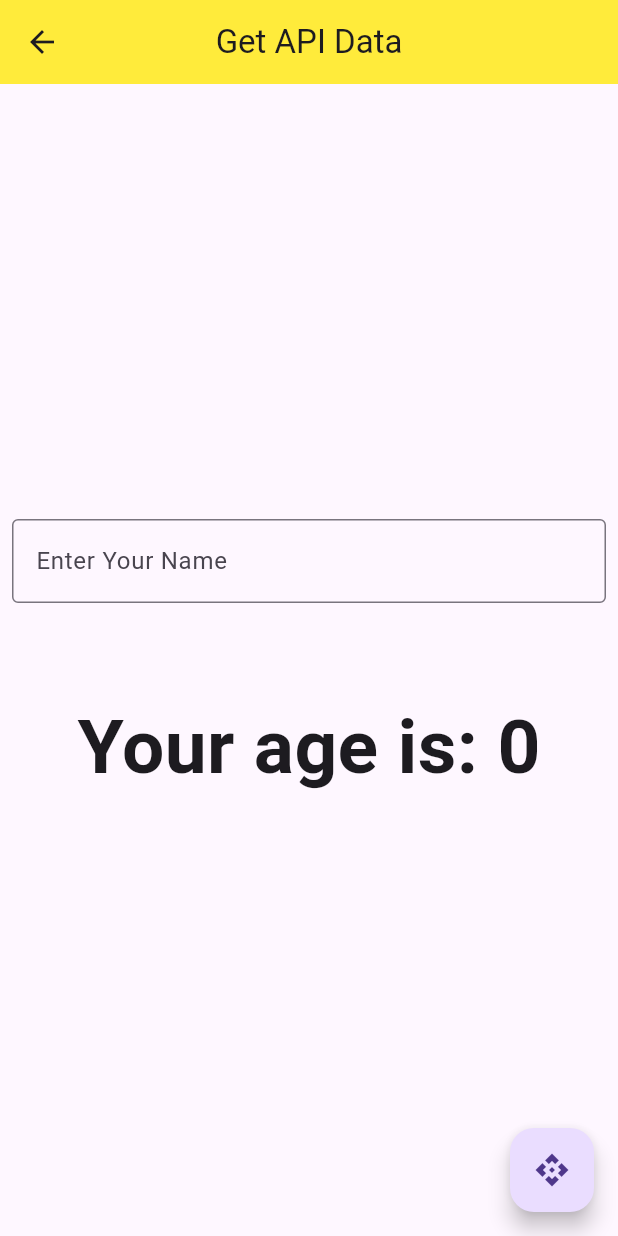
After one commit to ImalkaDilakshan99/flutter-dummy, a Flutter app: the screen it shows after launch, after a tap on "Go API Call", on a phone screen of 412 x 824 dp. The commit adds this screen. Run offline on Flutter 3.47's test engine with Material 3 defaults, Android fonts, the phone set to English and light mode, and no system bars; network calls fail.

Commit message:
Add api call

```diff
--- /dev/null
+++ b/lib/ApiCallScreen.dart
@@ -0,0 +1,81 @@
+import 'package:flutter/material.dart';
+import 'package:http/http.dart';
+import 'dart:convert';
+
+class Apicallscreen extends StatefulWidget {
+  const Apicallscreen({super.key});
+
+  @override
+  State<Apicallscreen> createState() => _ApicallscreenState();
+}
+
+class _ApicallscreenState extends State<Apicallscreen> {
+  int age = 0;
+  bool isLoading = false;
+  final TextEditingController name = TextEditingController();
+
+  void getData() async {
+    setState(() {
+    isLoading = true;
+  });
+
+    var url = Uri.parse("https://api.agify.io/?name=${name.text}");
+    Response rs = await get(url);
+    Map urs = jsonDecode(rs.body);
+    isLoading = true;
+
+    setState(() {
+      age = urs['age'];
+      isLoading = false;
+    });
+  }
+
+  @override
+  Widget build(BuildContext context) {
+    return Scaffold(
+      floatingActionButton: FloatingActionButton(
+        onPressed: () {
+          getData();
+        },
+        child: Icon(Icons.api),
+      ),
+      appBar: AppBar(
+        centerTitle: true,
+        title: Text("Get API Data"),
+        backgroundColor: Colors.yellow,
+      ),
+      body: Center(
+        child: Padding(
+          padding: const EdgeInsets.all(8.0),
+          child: Column(
+            mainAxisAlignment: MainAxisAlignment.center,
+            children: [
+              TextField(
+                controller: name,
+                decoration: InputDecoration(
+                  border: OutlineInputBorder(),
+                  hintText: "Enter Your Name",
+                ),
+              ),
+              SizedBox(height: 60),
+              if (!isLoading)
+                Text(
+                  "Your age is: $age",
+                  style: TextStyle(fontSize: 50, fontWeight: FontWeight.bold),
+                )
+              else
+                Text(
+                  "Loading...",
+                  style: TextStyle(
+                    fontSize: 30,
+                    fontWeight: FontWeight.bold,
+                    color: Colors.blue,
+                  ),
+                ),
+            ],
+          ),
+        ),
+      ),
+    );
+  }
+}
--- a/lib/Home_Screen.dart
+++ b/lib/Home_Screen.dart
@@ -1,3 +1,4 @@
+import 'package:dummy_app/ApiCallScreen.dart';
 import 'package:dummy_app/Contact.dart';
 import 'package:dummy_app/style.dart';
 import 'package:flutter/material.dart';
@@ -32,6 +33,22 @@ class _HomeScreenState extends State<HomeScreen> {
         padding: const EdgeInsets.all(8.0),
         child: Column(
           children: [
+            ElevatedButton(
+              onPressed: () {
+                Navigator.push(
+                  context,
+                  MaterialPageRoute(
+                    builder: (context) => const Apicallscreen(),
+                  ),
+                );
+              },
+              child: const Text('Go API Call'),
+              style: ElevatedButton.styleFrom(
+                backgroundColor: Colors.yellow,
+                textStyle: TextStyle(fontSize: 20),
+              ),
+            ),
+            SizedBox(height: 10),
             TextField(
               controller: nameController,
               decoration: apptextfielddecoration.main(hinttext: "Enter name"),
--- a/pubspec.yaml
+++ b/pubspec.yaml
@@ -34,6 +34,7 @@ dependencies:
   # The following adds the Cupertino Icons font to your application.
   # Use with the CupertinoIcons class for iOS style icons.
   cupertino_icons: ^1.0.8
+  http: ^1.5.0
 
 dev_dependencies:
   flutter_test:
```
Also changed, not shown: pubspec.lock.
